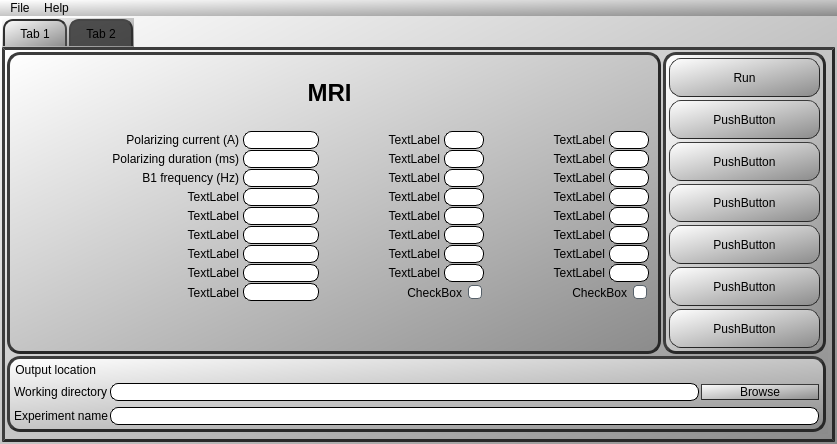
Qt form MRI/form.ui (MMahdlouei/Qt_Class) before a commit.
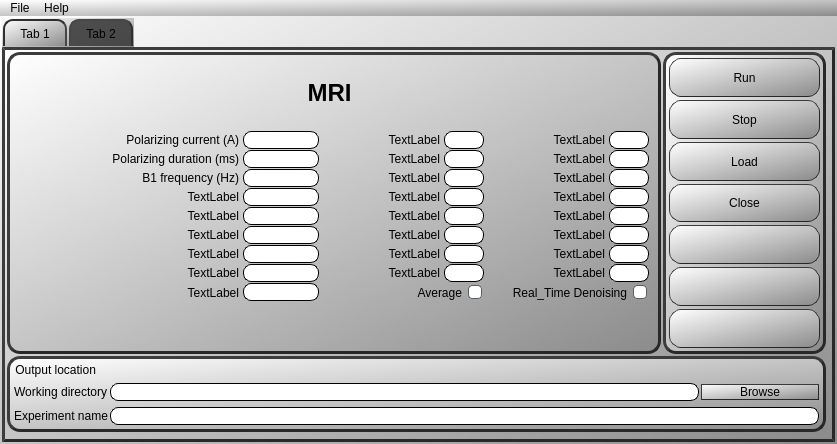
The same form after that commit. Icons and pictures are not drawn.

Patch:
```diff
--- a/MRI/form.ui
+++ b/MRI/form.ui
@@ -58,9 +58,7 @@
 
 
 }
-QTabBar::tab:hover {
-	background-color: qlineargradient(spread:pad, x1:0.5, y1:1, x2:0.5, y2:0, stop:0 rgba(107, 107, 107, 255), stop:1 rgba(157, 157, 157, 255));
-}
+
 QTabBar::tab:!selected {
     	margin-top: 1px;
 		margin-right: 1px;
@@ -363,7 +361,7 @@
        <enum>Qt::LeftToRight</enum>
       </property>
       <property name="autoFillBackground">
-       <bool>true</bool>
+       <bool>false</bool>
       </property>
       <property name="styleSheet">
        <string notr="true"/>
@@ -630,7 +628,7 @@
               <cursorShape>PointingHandCursor</cursorShape>
              </property>
              <property name="text">
-              <string>PushButton</string>
+              <string>Stop</string>
              </property>
             </widget>
            </item>
@@ -646,7 +644,7 @@
               <cursorShape>PointingHandCursor</cursorShape>
              </property>
              <property name="text">
-              <string>PushButton</string>
+              <string>Load</string>
              </property>
             </widget>
            </item>
@@ -662,7 +660,7 @@
               <cursorShape>PointingHandCursor</cursorShape>
              </property>
              <property name="text">
-              <string>PushButton</string>
+              <string>Close</string>
              </property>
             </widget>
            </item>
@@ -678,7 +676,7 @@
               <cursorShape>PointingHandCursor</cursorShape>
              </property>
              <property name="text">
-              <string>PushButton</string>
+              <string/>
              </property>
             </widget>
            </item>
@@ -694,7 +692,7 @@
               <cursorShape>PointingHandCursor</cursorShape>
              </property>
              <property name="text">
-              <string>PushButton</string>
+              <string/>
              </property>
             </widget>
            </item>
@@ -710,7 +708,7 @@
               <cursorShape>PointingHandCursor</cursorShape>
              </property>
              <property name="text">
-              <string>PushButton</string>
+              <string/>
              </property>
             </widget>
            </item>
@@ -1504,7 +1502,7 @@
               <string notr="true">background-color: transparent;</string>
              </property>
              <property name="text">
-              <string>CheckBox</string>
+              <string>Real_Time Denoising</string>
              </property>
             </widget>
            </item>
@@ -1781,7 +1779,7 @@
               <string notr="true">background-color: transparent;</string>
              </property>
              <property name="text">
-              <string>CheckBox</string>
+              <string>Average</string>
              </property>
             </widget>
            </item>
```
